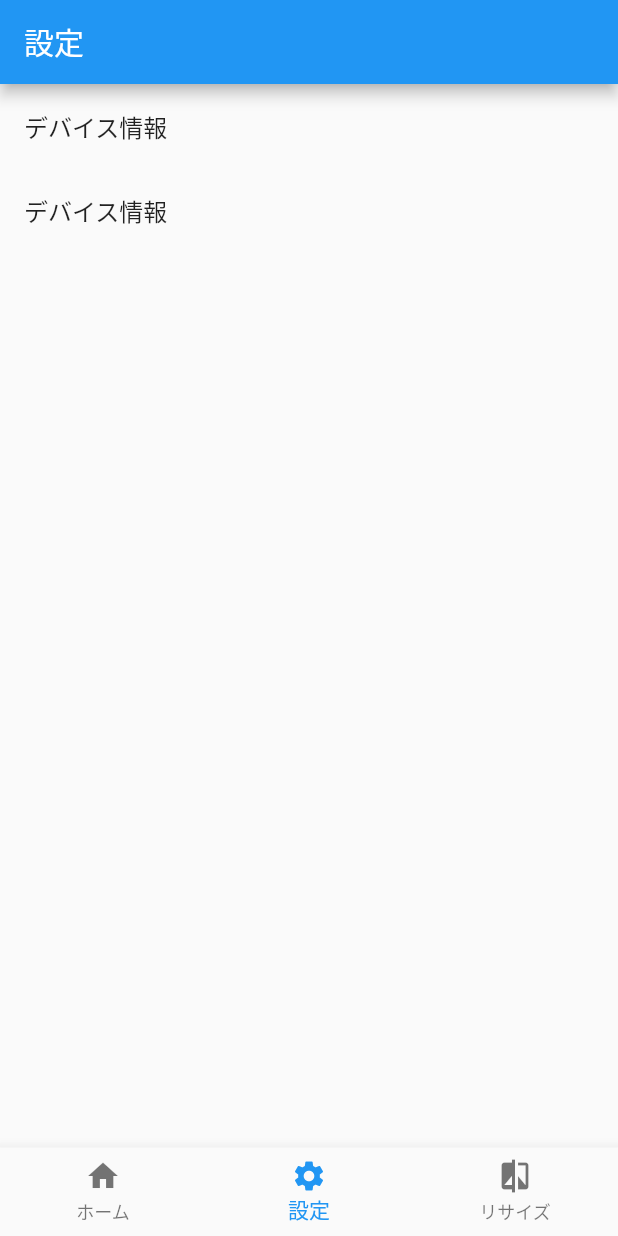
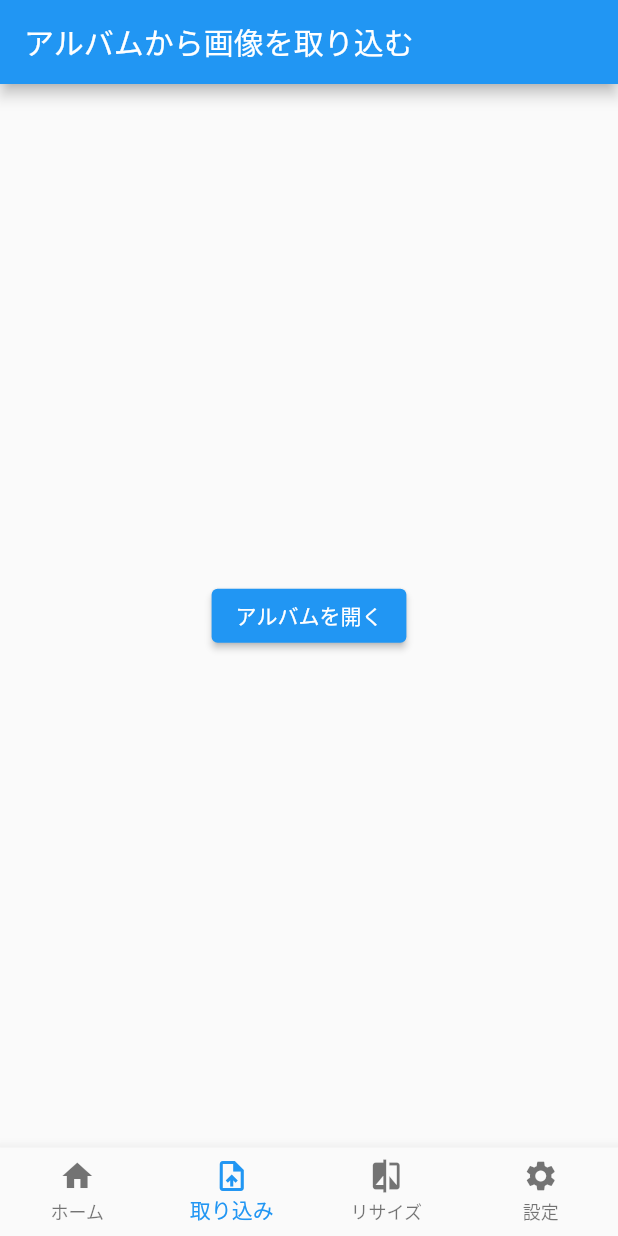
Before and after one commit to ken-ty/barcodeokapi, a Flutter app: the screen it shows after launch, item 2 of the bottom bar chosen, on a phone screen of 412 x 824 dp. Run offline on Flutter 3.47's test engine with Material 2 defaults, Android fonts, the phone set to English and light mode, and no system bars; our stand-ins replace flutter_riverpod, riverpod_annotation; generated files the repository leaves out were written again.

Commit message:
feat: 画像取り込み画面の雛形を作成

```diff
--- a/barcodeokapi/lib/config/menu.dart
+++ b/barcodeokapi/lib/config/menu.dart
@@ -1,4 +1,5 @@
 import 'package:barcodeokapi/ui/count/count_page.dart';
+import 'package:barcodeokapi/ui/pick_image/pick_image_page.dart';
 import 'package:barcodeokapi/ui/resize/resize_page.dart';
 import 'package:barcodeokapi/ui/setting/setting_page.dart';
 import 'package:flutter/material.dart';
@@ -14,8 +15,9 @@ class Menu extends StatefulWidget {
 class _MenuState extends State<Menu> {
   var _pages = [
     Home(),
+    PickImagePage(),
+    ResizePage(),
     SettingPage(),
-    ResizePage(),
   ];
 
   int _pageIndex = 0;
@@ -34,8 +36,9 @@ class _MenuState extends State<Menu> {
         onTap: _onItemTapped,
         items: const <BottomNavigationBarItem>[
           BottomNavigationBarItem(icon: Icon(Icons.home), label: 'ホーム'),
+          BottomNavigationBarItem(icon: Icon(Icons.upload_file), label: '取り込み'),
+          BottomNavigationBarItem(icon: Icon(Icons.compare), label: 'リサイズ'),
           BottomNavigationBarItem(icon: Icon(Icons.settings), label: '設定'),
-          BottomNavigationBarItem(icon: Icon(Icons.compare), label: 'リサイズ'),
         ],
         type: BottomNavigationBarType.fixed,
       ),
--- /dev/null
+++ b/barcodeokapi/lib/ui/pick_image/pick_image_page.dart
@@ -0,0 +1,23 @@
+import 'package:flutter/material.dart';
+
+/// 画像取り込み画面
+class PickImagePage extends StatefulWidget {
+  const PickImagePage({Key? key}) : super(key: key);
+
+  @override
+  _SettingPageState createState() => _SettingPageState();
+}
+
+class _SettingPageState extends State<PickImagePage> {
+  @override
+  Widget build(context) {
+    return Scaffold(
+      appBar: AppBar(title: const Text('アルバムから画像を取り込む')),
+      body: Center(
+          child: ElevatedButton(
+        onPressed: () => print("アルバムを開く"),
+        child: Text("アルバムを開く"),
+      )),
+    );
+  }
+}
```
